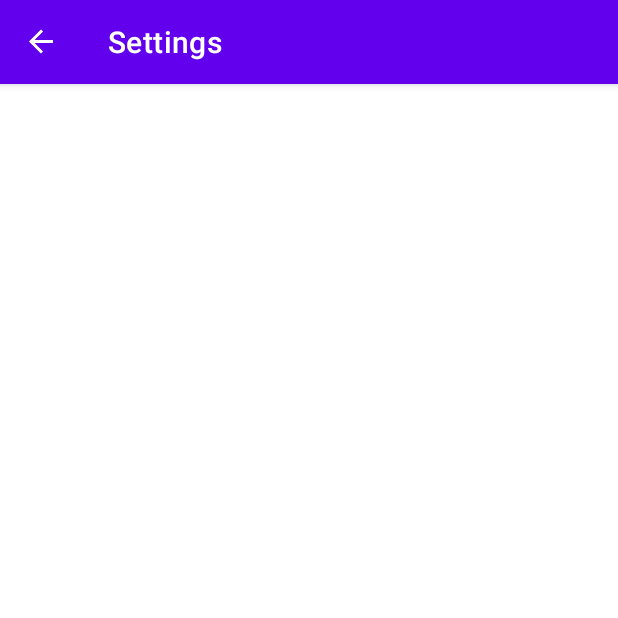
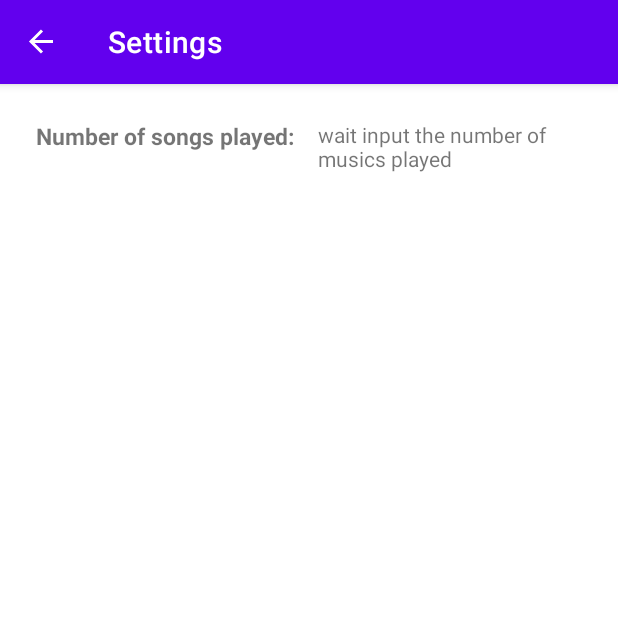
Before and after one commit to xsongUT/AP_HW3_Xi, an Android app: the SettingsFragment screen opened through its navigation route, on a phone screen of 412 x 824 dp, the top half of it. Run offline under Robolectric (Android 15) with nearby library versions, the phone set to English and light mode, and no system bars; our stand-ins replace navigation-ui.

Commit message:
resolved conflit in setting_xml

```diff
--- a/Musicplayer/app/src/main/res/layout/settings_fragment.xml
+++ b/Musicplayer/app/src/main/res/layout/settings_fragment.xml
@@ -11,13 +11,31 @@
         android:layout_height="match_parent"
         android:gravity="center_horizontal">
     <!--Write me-->
-    <!-- Toolbar to display the menu -->
-    <androidx.appcompat.widget.Toolbar
-        android:id="@+id/toolbar"
+    <!-- First Row -->
+    <LinearLayout
         android:layout_width="match_parent"
-        android:layout_height="?attr/actionBarSize"
-        android:src="@menu/player_menu"/>
+        android:layout_height="wrap_content"
+        android:orientation="horizontal"
+        android:layout_margin="8dp">
 
+        <TextView
+            android:id="@+id/tv_music_played"
+            android:layout_width="wrap_content"
+            android:layout_height="match_parent"
+            android:text="Number of songs played:"
+            android:textStyle="bold"
+            android:textSize="15sp"
+            android:layout_marginStart="16dp"
+            android:layout_margin="8dp"/>
+
+        <TextView
+            android:id="@+id/count_music_played"
+            android:layout_width="wrap_content"
+            android:layout_height="match_parent"
+            android:text="wait input the number of musics played"
+            android:layout_marginStart="16dp"
+            android:layout_margin="8dp"/>
+    </LinearLayout>
 
 
 
```
